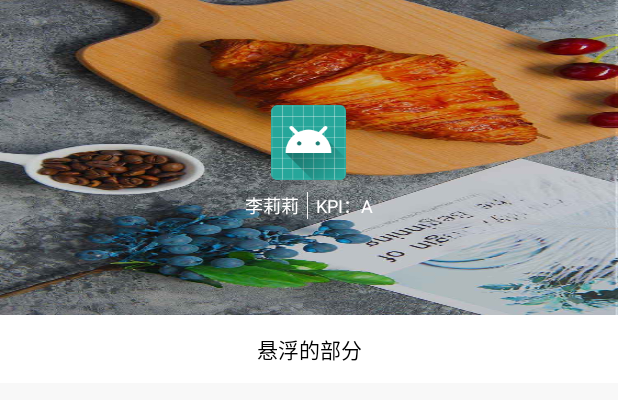
After one commit to 18647499996/AndroidFrame, an Android app: the layout activity_zoomscrollview.xml on its own in the app's theme, with its tools: preview values and no code run, on a phone screen of 412 x 824 dp. The commit adds this screen. Shown: the top 400 px of the screen. Run offline under Robolectric (Android 15) with nearby library versions, the phone set to English and light mode, and no system bars.

Commit message:
添加部分功能

```diff
--- a/MyApplication3/app/build.gradle
+++ b/MyApplication3/app/build.gradle
@@ -81,6 +81,7 @@ dependencies {
     api 'com.gyf.barlibrary:barlibrary:2.3.0'
     api 'me.imid.swipebacklayout.lib:library:1.1.0'
     api 'com.github.CymChad:BaseRecyclerViewAdapterHelper:2.9.40'
+    api 'com.github.chenupt.android:dragtoplayout:1.2.1@aar'
     implementation 'liji.library.dev:multilinechooselib:1.6.0'
     implementation 'com.yanzhenjie:recyclerview-swipe:1.1.4'
     implementation files('libs/aip-java-sdk-4.4.1.jar')
--- a/MyApplication3/app/src/main/AndroidManifest.xml
+++ b/MyApplication3/app/src/main/AndroidManifest.xml
@@ -29,6 +29,8 @@
         <activity android:name=".activity.welcome.WelComeActivity"/>
         <activity android:name=".activity.swipemenu.SwipeMenuRecyclerViewActivity"/>
         <activity android:name=".activity.videoplay.VideoPlayActivity"/>
+        <activity android:name=".activity.zoomscrollview.ZoomScrollViewActivity"/>
+        <activity android:name=".activity.dragtop.DragTopLayoutActivity"/>
 
         <service android:name=".service.BackgroundService"/>
     </application>
--- a/MyApplication3/app/src/main/java/com/limin/myapplication3/activity/main/MainActivity.java
+++ b/MyApplication3/app/src/main/java/com/limin/myapplication3/activity/main/MainActivity.java
@@ -70,7 +70,6 @@ public class MainActivity extends BaseActivity implements MainConstract.View, Vi
             Objects.requireNonNull(activityMainTab.getTabAt(i)).setText(titleArray[i]);
         }
         LogUtils.d("首页获取token：" + UserManagerUtils.getInstance().getToken());
-        AppShortCutUtil.addNumShortCut(this,MainActivity.class,true,"30",false);
     }
 
     @Override
--- a/MyApplication3/app/src/main/java/com/limin/myapplication3/fragment/mine/MinePresenter.java
+++ b/MyApplication3/app/src/main/java/com/limin/myapplication3/fragment/mine/MinePresenter.java
@@ -1,7 +1,4 @@
 package com.limin.myapplication3.fragment.mine;
-
-import android.widget.Button;
-import android.widget.TextView;
 
 import com.limin.myapplication3.base.BaseSubscription;
 
@@ -14,7 +11,7 @@ import com.limin.myapplication3.base.BaseSubscription;
 class MinePresenter extends BaseSubscription implements MineContract.Presenter {
 
     private MineContract.View view;
-    private String[] stringArray = new String[]{"开启服务","侧滑删除","视频播放器","卡槽2","卡槽3","卡槽4","卡槽5","卡槽5","卡槽6",};
+    private String[] stringArray = new String[]{"开启服务","侧滑删除","视频播放器","停止服务","CollapsingToolbarLayout","Top下拉布局","卡槽5","卡槽5","卡槽6",};
 
     MinePresenter(MineContract.View view) {
         this.view = view;
--- a/MyApplication3/app/src/main/res/layout/activity_title_builder.xml
+++ b/MyApplication3/app/src/main/res/layout/activity_title_builder.xml
@@ -33,7 +33,7 @@
         android:layout_height="match_parent"
         android:layout_centerHorizontal="true"
         android:textSize="@dimen/app_dp_eighteen"
-        tools:text="标题"
+        tools:text="Title Builder"
         android:gravity="center"
         android:textColor="@color/with"/>
 
--- /dev/null
+++ b/MyApplication3/app/src/main/res/layout/activity_zoomscrollview.xml
@@ -0,0 +1,148 @@
+<?xml version="1.0" encoding="utf-8"?>
+<android.support.design.widget.CoordinatorLayout xmlns:android="http://schemas.android.com/apk/res/android"
+    xmlns:app="http://schemas.android.com/apk/res-auto"
+    xmlns:tools="http://schemas.android.com/tools"
+    android:id="@+id/main_content"
+    android:layout_width="match_parent"
+    android:layout_height="match_parent"
+    android:background="#f8f8f8"
+    android:fitsSystemWindows="true">
+
+
+    <android.support.design.widget.AppBarLayout
+        android:id="@+id/appbar"
+        android:layout_width="match_parent"
+        android:layout_height="wrap_content"
+        android:fitsSystemWindows="true"
+        android:theme="@style/ThemeOverlay.AppCompat.Dark.ActionBar">
+
+        <android.support.design.widget.CollapsingToolbarLayout
+            android:id="@+id/collapsing_toolbar"
+            android:layout_width="match_parent"
+            android:layout_height="210dp"
+            android:fitsSystemWindows="true"
+            app:contentScrim="@color/black"
+            app:layout_scrollFlags="scroll|exitUntilCollapsed"
+            app:statusBarScrim="@color/black">
+
+            <RelativeLayout
+                android:layout_width="match_parent"
+                android:layout_height="210dp"
+                android:background="@drawable/bg_machine_type1"
+                android:fitsSystemWindows="true"
+                app:layout_collapseMode="parallax">
+
+
+                <ImageView
+                    android:id="@+id/activity_vitae_img_portrait"
+                    android:layout_width="50dp"
+                    android:layout_height="50dp"
+                    android:layout_centerHorizontal="true"
+                    android:layout_marginTop="70dp"
+                    android:src="@mipmap/ic_launcher" />
+
+                <LinearLayout
+                    android:layout_width="match_parent"
+                    android:layout_height="wrap_content"
+                    android:layout_below="@id/activity_vitae_img_portrait"
+                    android:layout_centerHorizontal="true"
+                    android:layout_marginTop="8dp"
+                    android:gravity="center_horizontal">
+
+                    <TextView
+                        android:id="@+id/activity_vitae_tv_name"
+                        android:layout_width="wrap_content"
+                        android:layout_height="wrap_content"
+                        android:text="李莉莉"
+                        android:textColor="@android:color/white"
+                        android:textSize="12dp" />
+
+                    <View
+                        android:layout_width="0.5dp"
+                        android:layout_height="match_parent"
+                        android:layout_marginLeft="5dp"
+                        android:background="#f4f4f4" />
+
+                    <TextView
+                        android:id="@+id/activity_vitae_tv_kpi"
+                        android:layout_width="wrap_content"
+                        android:layout_height="wrap_content"
+                        android:layout_marginLeft="5dp"
+                        android:text="KPI：A"
+                        android:textColor="@android:color/white"
+                        android:textSize="12dp" />
+
+                </LinearLayout>
+
+            </RelativeLayout>
+
+
+            <android.support.v7.widget.Toolbar
+                android:id="@+id/toolbar"
+                android:layout_width="match_parent"
+                android:layout_height="50dp"
+                app:layout_collapseMode="pin"
+                app:popupTheme="@style/ThemeOverlay.AppCompat.Light"
+                app:titleTextColor="@android:color/white"
+                android:visibility="gone">
+
+
+                <RelativeLayout
+                    android:layout_width="match_parent"
+                    android:layout_height="match_parent">
+
+
+                    <TextView
+                        android:id="@+id/activity_vitae_tv_title"
+                        android:layout_width="match_parent"
+                        android:layout_height="wrap_content"
+                        android:layout_centerVertical="true"
+                        android:gravity="center"
+                        android:paddingRight="14dp"
+                        android:textColor="@android:color/white"
+                        android:textSize="18dp"
+                        tools:text="个人履历" />
+
+
+                    <RelativeLayout
+                        android:id="@+id/activity_vitae_rel_back"
+                        android:layout_width="32dp"
+                        android:layout_height="match_parent">
+
+                        <ImageView
+                            android:layout_width="wrap_content"
+                            android:layout_height="wrap_content"
+                            android:layout_centerVertical="true"
+                            android:src="@drawable/img_head_back" />
+
+
+                    </RelativeLayout>
+
+                </RelativeLayout>
+
+
+            </android.support.v7.widget.Toolbar>
+
+
+        </android.support.design.widget.CollapsingToolbarLayout>
+
+        <TextView
+            android:gravity="center"
+            android:layout_width="match_parent"
+            android:layout_height="45dp"
+            android:text="悬浮的部分"
+            android:background="@android:color/white"
+            android:textColor="@android:color/black"/>
+
+
+    </android.support.design.widget.AppBarLayout>
+
+
+    <android.support.v7.widget.RecyclerView
+        android:id="@+id/activity_vitae_rx"
+        android:layout_width="match_parent"
+        android:layout_height="match_parent"
+        app:layout_behavior="@string/appbar_scrolling_view_behavior" />
+
+
+</android.support.design.widget.CoordinatorLayout>
```
Also changed, not shown: MyApplication3/app/src/main/java/com/limin/myapplication3/activity/dragtop/DragTopLayoutActivity.java (added, +83 -0 lines), MyApplication3/app/src/main/java/com/limin/myapplication3/activity/zoomscrollview/ZoomScrollViewActivity.java (added, +119 -0 lines), MyApplication3/app/src/main/java/com/limin/myapplication3/activity/zoomscrollview/ZoomScrollViewAdapter.java (added, +27 -0 lines), MyApplication3/app/src/main/java/com/limin/myapplication3/activity/zoomscrollview/ZoomScrollViewConstract.java (added, +25 -0 lines), MyApplication3/app/src/main/java/com/limin/myapplication3/activity/zoomscrollview/ZoomScrollViewPresenter.java (added, +44 -0 lines), MyApplication3/app/src/main/java/com/limin/myapplication3/fragment/mine/MineFragment.java (+12 -8 lines), MyApplication3/app/src/main/java/com/limin/myapplication3/model/VitaeModel.java (added, +28 -0 lines), MyApplication3/app/src/main/java/com/limin/myapplication3/service/BackgroundService.java (+17 -7 lines), MyApplication3/app/src/main/java/com/limin/myapplication3/utils/HanlderUtils.java (added, +47 -0 lines), MyApplication3/app/src/main/res/layout/activity_dragtoplayout.xml (added, +39 -0 lines), MyApplication3/app/src/main/res/layout/item_vitae.xml (added, +31 -0 lines), MyApplication3/app/src/main/res/drawable-xhdpi/img_head_back.png (added).
